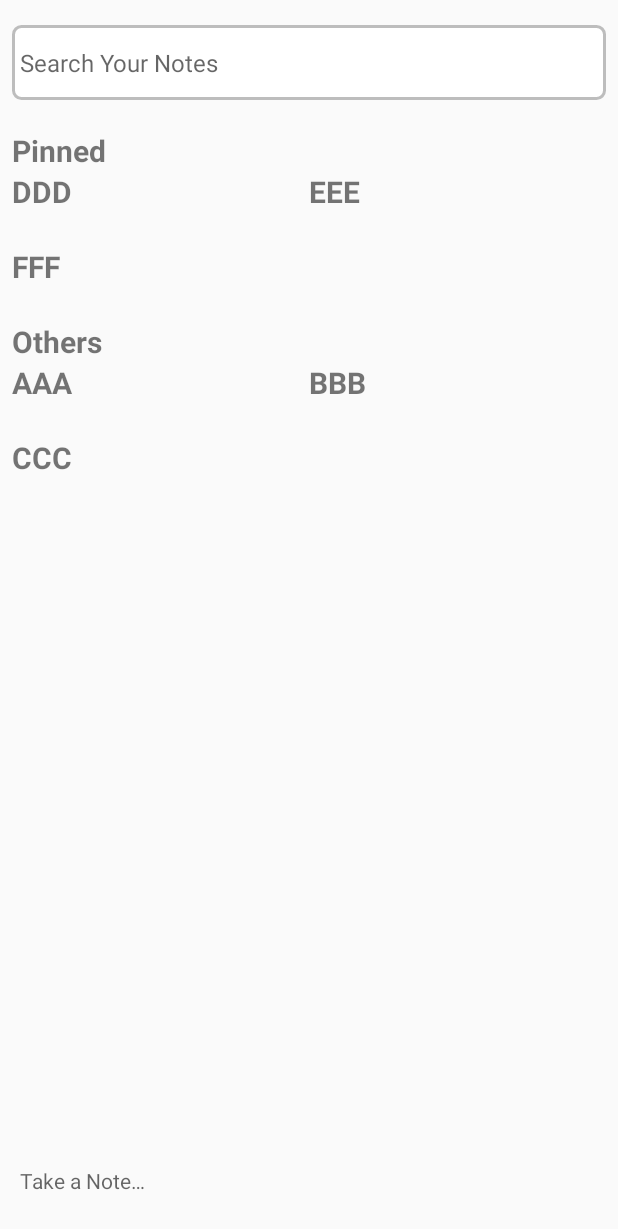
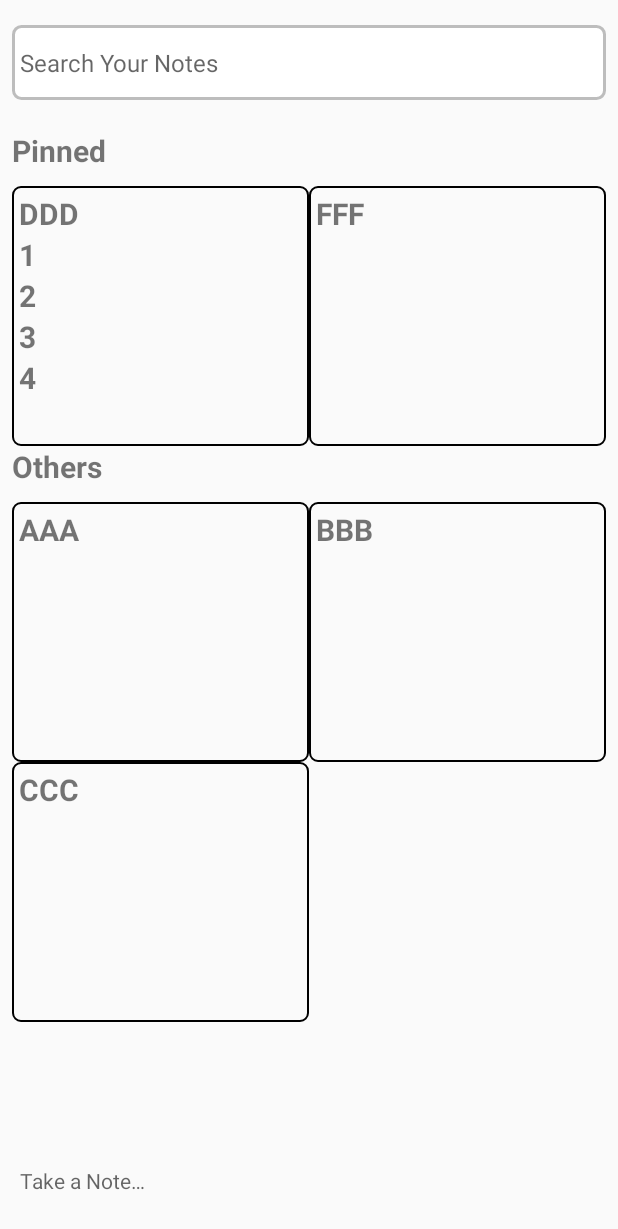
Before and after one commit to tkech17/keep-app, an Android app: the screen it shows after launch (MainActivity), on a phone screen of 412 x 824 dp. Shown: the top 1229 px of the screen. Run offline under Robolectric (Android 15) with nearby library versions, the phone set to English and light mode, and no system bars.

Commit message:
half done

```diff
--- a/app/src/main/java/ge/edu/freeuni/keepapp/scenes/noteslistscene/NotesListFragment.kt
+++ b/app/src/main/java/ge/edu/freeuni/keepapp/scenes/noteslistscene/NotesListFragment.kt
@@ -8,8 +8,10 @@ import android.view.ViewGroup
 import android.widget.TextView
 import androidx.fragment.app.Fragment
 import androidx.navigation.fragment.findNavController
+import androidx.recyclerview.widget.DividerItemDecoration
 import androidx.recyclerview.widget.GridLayoutManager
 import androidx.recyclerview.widget.RecyclerView
+import androidx.recyclerview.widget.StaggeredGridLayoutManager
 import ge.edu.freeuni.keepapp.R
 import ge.edu.freeuni.keepapp.model.Note
 import ge.edu.freeuni.keepapp.scenes.noteslistscene.adapter.NotesRecyclerViewAdapter
@@ -42,17 +44,15 @@ class NotesListFragment : Fragment(), NotesList.View {
         pinnedNotesAdapter = NotesRecyclerViewAdapter(presenter)
 
         currentTasksRecyclerView.adapter = pinnedNotesAdapter
-        currentTasksRecyclerView.layoutManager = GridLayoutManager(view.context, 2)
+        currentTasksRecyclerView.layoutManager = StaggeredGridLayoutManager(2, StaggeredGridLayoutManager.VERTICAL)
+
 
         pinnedNotesAdapter.setData(
             listOf(
                 Note(
                     title = "DDD",
-                    pinned = true
-                ),
-                Note(
-                    title = "EEE",
-                    pinned = true
+                    pinned = true,
+                    currentTasks = listOf("1", "2", "3", "4", "5")
                 ),
                 Note(
                     title = "FFF",
@@ -68,7 +68,7 @@ class NotesListFragment : Fragment(), NotesList.View {
         unPinnedNotesAdapter = NotesRecyclerViewAdapter(presenter)
 
         unpinnedRecyclerView.adapter = unPinnedNotesAdapter
-        unpinnedRecyclerView.layoutManager = GridLayoutManager(view.context, 2)
+        unpinnedRecyclerView.layoutManager = StaggeredGridLayoutManager(2, StaggeredGridLayoutManager.VERTICAL)
 
         unPinnedNotesAdapter.setData(
             listOf(
--- a/app/src/main/java/ge/edu/freeuni/keepapp/scenes/noteslistscene/adapter/NoteViewHolder.kt
+++ b/app/src/main/java/ge/edu/freeuni/keepapp/scenes/noteslistscene/adapter/NoteViewHolder.kt
@@ -1,12 +1,13 @@
 package ge.edu.freeuni.keepapp.scenes.noteslistscene.adapter
 
+import android.annotation.SuppressLint
 import android.view.View
 import android.widget.TextView
 import androidx.recyclerview.widget.RecyclerView
 import ge.edu.freeuni.keepapp.R
 import ge.edu.freeuni.keepapp.model.Note
 
-class NoteViewHolder(view: View) : RecyclerView.ViewHolder(view) {
+class NoteViewHolder(private val view: View) : RecyclerView.ViewHolder(view) {
 
     private lateinit var note: Note
     private var titleTextView: TextView = view.findViewById(R.id.note_wrapper_custom_view_title)
@@ -17,8 +18,32 @@ class NoteViewHolder(view: View) : RecyclerView.ViewHolder(view) {
         updateView()
     }
 
+    @SuppressLint("SetTextI18n")
     private fun updateView() {
         titleTextView.text = note.title
+        for (i in 0..3) {
+            if (note.currentTasks.size <= i){
+                break
+            }
+            when(i) {
+                0 -> drawTaskName(note.currentTasks[i], R.id.note_wrapper_custom_view_task_1)
+                1 -> drawTaskName(note.currentTasks[i], R.id.note_wrapper_custom_view_task_2)
+                2 -> drawTaskName(note.currentTasks[i], R.id.note_wrapper_custom_view_task_3)
+                3 -> drawTaskName(note.currentTasks[i], R.id.note_wrapper_custom_view_task_4)
+            }
+        }
+
+        if(note.checkedTasks.isNotEmpty()) {
+            val checkedItemsCount:TextView = view.findViewById(R.id.checked_items_custom_view_items_count)
+            checkedItemsCount.text = "+ ${note.checkedTasks.size} checked items"
+        }
+
+    }
+
+    private fun drawTaskName(task: String, taskTextFieldId: Int) {
+        val taskTextView:TextView = view.findViewById(taskTextFieldId)
+        taskTextView.text = task
+        taskTextView.visibility = View.VISIBLE
     }
 
 }
--- /dev/null
+++ b/app/src/main/res/drawable/todo_wrapper_shape.xml
@@ -0,0 +1,16 @@
+<shape xmlns:android="http://schemas.android.com/apk/res/android"
+    android:shape="rectangle">
+
+
+    <stroke
+        android:width="1dp" />
+
+    <padding
+        android:bottom="5dp"
+        android:left="5dp"
+        android:right="5dp"
+        android:top="5dp" />
+
+    <corners android:radius="5dp" />
+
+</shape>
--- a/app/src/main/res/layout/note_wrapper_custom_view.xml
+++ b/app/src/main/res/layout/note_wrapper_custom_view.xml
@@ -2,8 +2,9 @@
 <androidx.constraintlayout.widget.ConstraintLayout xmlns:android="http://schemas.android.com/apk/res/android"
     xmlns:app="http://schemas.android.com/apk/res-auto"
     xmlns:tools="http://schemas.android.com/tools"
+    android:background="@drawable/todo_wrapper_shape"
     android:layout_width="match_parent"
-    android:layout_height="50dp">
+    android:layout_height="wrap_content">
 
     <TextView
         android:id="@+id/note_wrapper_custom_view_title"
@@ -16,4 +17,59 @@
         app:layout_constraintTop_toTopOf="parent"
         tools:text="Title" />
 
+    <TextView
+        android:id="@+id/note_wrapper_custom_view_task_1"
+        android:layout_width="0dp"
+        android:layout_height="wrap_content"
+        android:textSize="20sp"
+        android:textStyle="bold"
+        app:layout_constraintTop_toBottomOf="@id/note_wrapper_custom_view_title"
+        app:layout_constraintEnd_toEndOf="parent"
+        app:layout_constraintStart_toStartOf="parent"
+        tools:text="task 1" />
+
+    <TextView
+        android:id="@+id/note_wrapper_custom_view_task_2"
+        android:layout_width="0dp"
+        android:layout_height="wrap_content"
+        android:textSize="20sp"
+        android:textStyle="bold"
+        app:layout_constraintTop_toBottomOf="@id/note_wrapper_custom_view_task_1"
+        app:layout_constraintEnd_toEndOf="parent"
+        app:layout_constraintStart_toStartOf="parent"
+        tools:text="task 2" />
+
+    <TextView
+        android:id="@+id/note_wrapper_custom_view_task_3"
+        android:layout_width="0dp"
+        android:layout_height="wrap_content"
+        android:textSize="20sp"
+        android:textStyle="bold"
+        app:layout_constraintTop_toBottomOf="@id/note_wrapper_custom_view_task_2"
+        app:layout_constraintEnd_toEndOf="parent"
+        app:layout_constraintStart_toStartOf="parent"
+        tools:text="task 3" />
+
+    <TextView
+        android:id="@+id/note_wrapper_custom_view_task_4"
+        android:layout_width="0dp"
+        android:layout_height="wrap_content"
+        android:textSize="20sp"
+        android:textStyle="bold"
+        app:layout_constraintTop_toBottomOf="@id/note_wrapper_custom_view_task_3"
+        app:layout_constraintEnd_toEndOf="parent"
+        app:layout_constraintStart_toStartOf="parent"
+        tools:text="task 4" />
+
+    <TextView
+        android:id="@+id/note_wrapper_custom_view_checked_items_count"
+        android:layout_width="0dp"
+        android:layout_height="wrap_content"
+        android:textSize="20sp"
+        android:textStyle="bold"
+        app:layout_constraintTop_toBottomOf="@id/note_wrapper_custom_view_task_4"
+        app:layout_constraintEnd_toEndOf="parent"
+        app:layout_constraintStart_toStartOf="parent"
+        tools:text="^^ 2 checked items" />
+
 </androidx.constraintlayout.widget.ConstraintLayout>
--- a/app/src/main/res/layout/notes_list_fragment.xml
+++ b/app/src/main/res/layout/notes_list_fragment.xml
@@ -88,6 +88,7 @@
                 android:id="@+id/notes_list_fragment_pinned_tasks_recycler_view"
                 android:layout_width="0dp"
                 android:layout_height="wrap_content"
+                android:layout_marginTop="10dp"
                 app:layout_constraintEnd_toEndOf="@id/left_guideline"
                 app:layout_constraintStart_toStartOf="@id/right_guideline"
                 app:layout_constraintTop_toBottomOf="@+id/notes_list_fragment_pinned_text_view"
@@ -110,6 +111,7 @@
                 android:id="@+id/notes_list_fragment_unpinned_items_recycler_view"
                 android:layout_width="0dp"
                 android:layout_height="wrap_content"
+                android:layout_marginTop="10dp"
                 app:layout_constraintEnd_toEndOf="@id/left_guideline"
                 app:layout_constraintStart_toStartOf="@id/right_guideline"
                 app:layout_constraintTop_toBottomOf="@+id/notes_list_fragment_unpinned_text_view"
```
